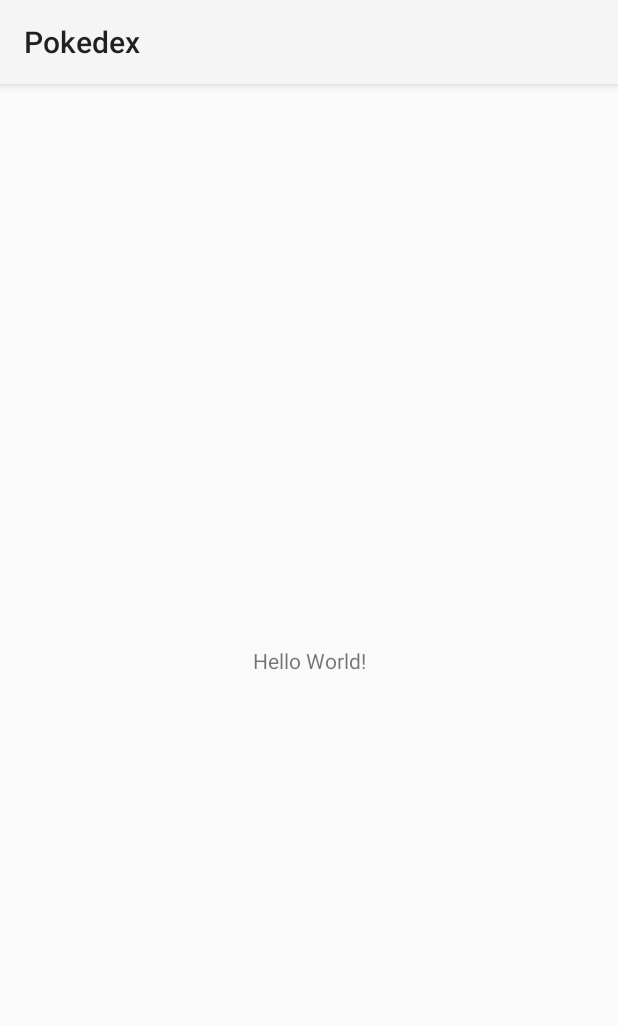
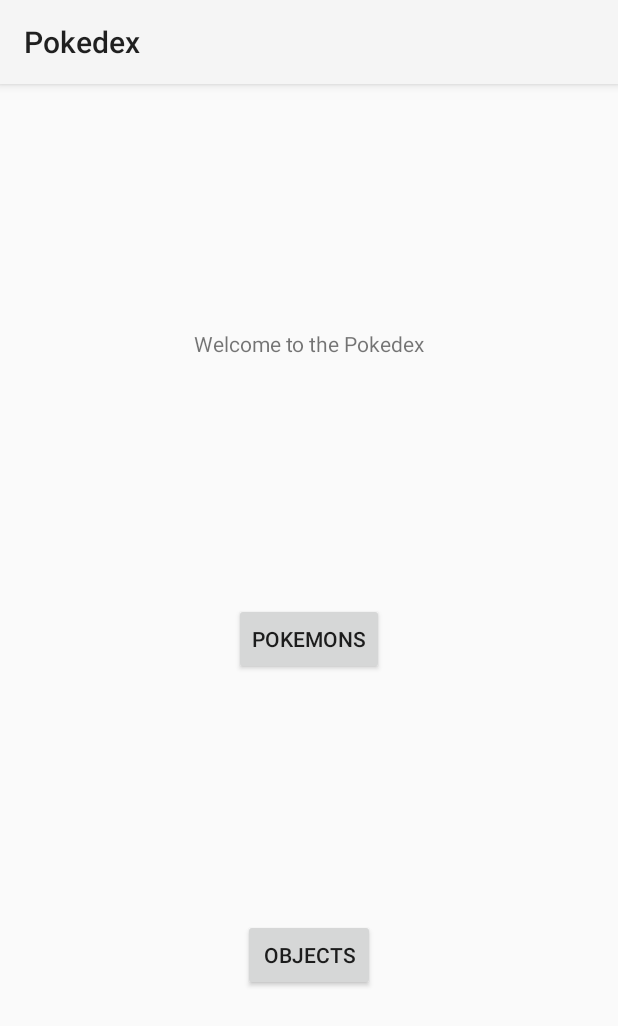
Before and after one commit to Vagahbond/Pokedex, an Android app: the screen it shows after launch (MainActivity), on a phone screen of 412 x 824 dp. Shown: the top 1026 px of the screen. Run offline under Robolectric (Android 15) with nearby library versions, the phone set to English and light mode, and no system bars.

Commit message:
add main activity

```diff
--- a/app/src/main/java/com/dedistonks/pokedex/MainActivity.kt
+++ b/app/src/main/java/com/dedistonks/pokedex/MainActivity.kt
@@ -1,11 +1,33 @@
 package com.dedistonks.pokedex
 
+import android.content.Intent
 import androidx.appcompat.app.AppCompatActivity
 import android.os.Bundle
+import android.view.View
+import android.widget.Button
+import com.dedistonks.pokedex.objects.ObjectListActivity
+import com.dedistonks.pokedex.pokemons.PokemonListActivity
 
 class MainActivity : AppCompatActivity() {
+
+
+
     override fun onCreate(savedInstanceState: Bundle?) {
         super.onCreate(savedInstanceState)
         setContentView(R.layout.activity_main)
+
+        val navToPokemonsButton : Button = findViewById(R.id.btPokemons)
+        val navToObjectsButton : Button = findViewById(R.id.btObjects)
+
+        navToPokemonsButton.setOnClickListener {
+            val intent = Intent(this, PokemonListActivity::class.java)
+            startActivity(intent)
+        }
+
+        navToObjectsButton.setOnClickListener{
+            val intent = Intent(this, ObjectListActivity::class.java)
+            startActivity(intent)
+        }
     }
+
 }
--- a/app/src/main/res/layout/activity_main.xml
+++ b/app/src/main/res/layout/activity_main.xml
@@ -7,12 +7,32 @@
     tools:context=".MainActivity">
 
     <TextView
+        android:id="@+id/twWelcome"
         android:layout_width="wrap_content"
         android:layout_height="wrap_content"
-        android:text="Hello World!"
-        app:layout_constraintBottom_toBottomOf="parent"
+        android:text="@string/welcome_message"
+        app:layout_constraintBottom_toTopOf="@id/btPokemons"
         app:layout_constraintLeft_toLeftOf="parent"
         app:layout_constraintRight_toRightOf="parent"
         app:layout_constraintTop_toTopOf="parent" />
+    <Button
+        android:id="@+id/btPokemons"
+        android:layout_width="wrap_content"
+        android:layout_height="wrap_content"
+        android:text="@string/title_pokemon_list"
+        app:layout_constraintTop_toBottomOf="@id/twWelcome"
+        app:layout_constraintBottom_toTopOf="@id/btObjects"
+        app:layout_constraintEnd_toEndOf="parent"
+        app:layout_constraintStart_toStartOf="parent"/>
+    <Button
+        android:layout_width="wrap_content"
+        android:layout_height="wrap_content"
+        android:id="@+id/btObjects"
+        android:text="@string/title_object_list"
+        app:layout_constraintTop_toBottomOf="@id/btPokemons"
+        app:layout_constraintBottom_toBottomOf="parent"
+        app:layout_constraintStart_toStartOf="parent"
+        app:layout_constraintEnd_toEndOf="parent"/>
+
 
 </androidx.constraintlayout.widget.ConstraintLayout>
--- a/app/src/main/res/values/strings.xml
+++ b/app/src/main/res/values/strings.xml
@@ -6,5 +6,6 @@
 
     <string name="title_object_list">Objects</string>
     <string name="title_object_detail">Object Detail</string>
+    <string name="welcome_message">Welcome to the Pokedex</string>
 
 </resources>
```
